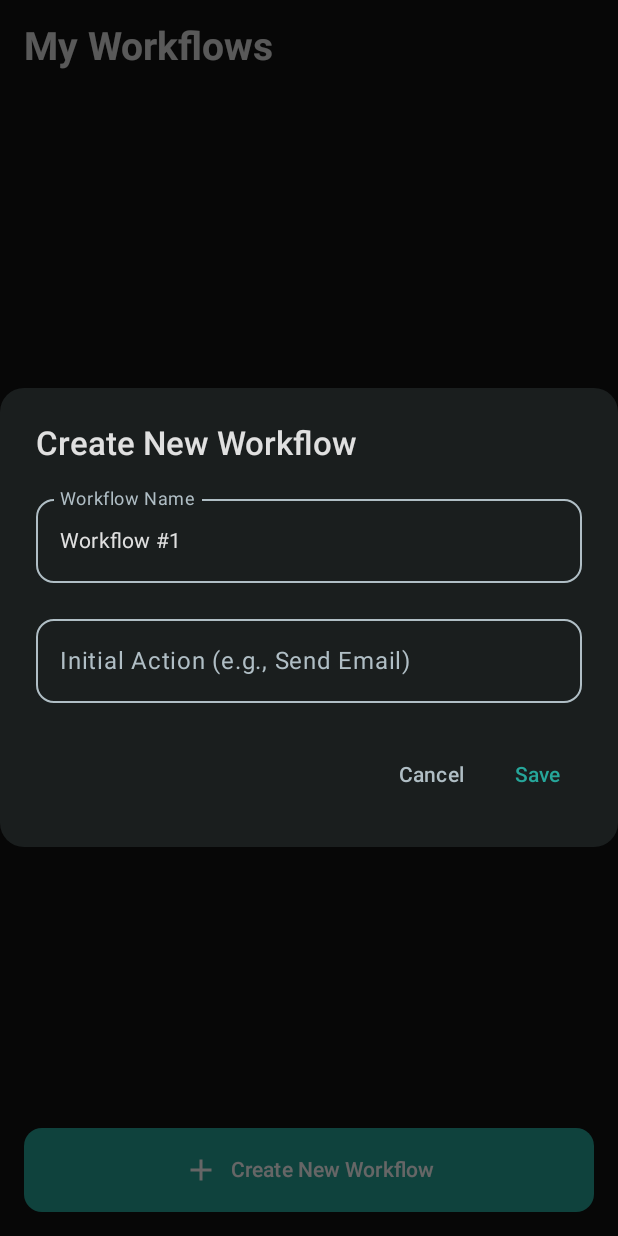
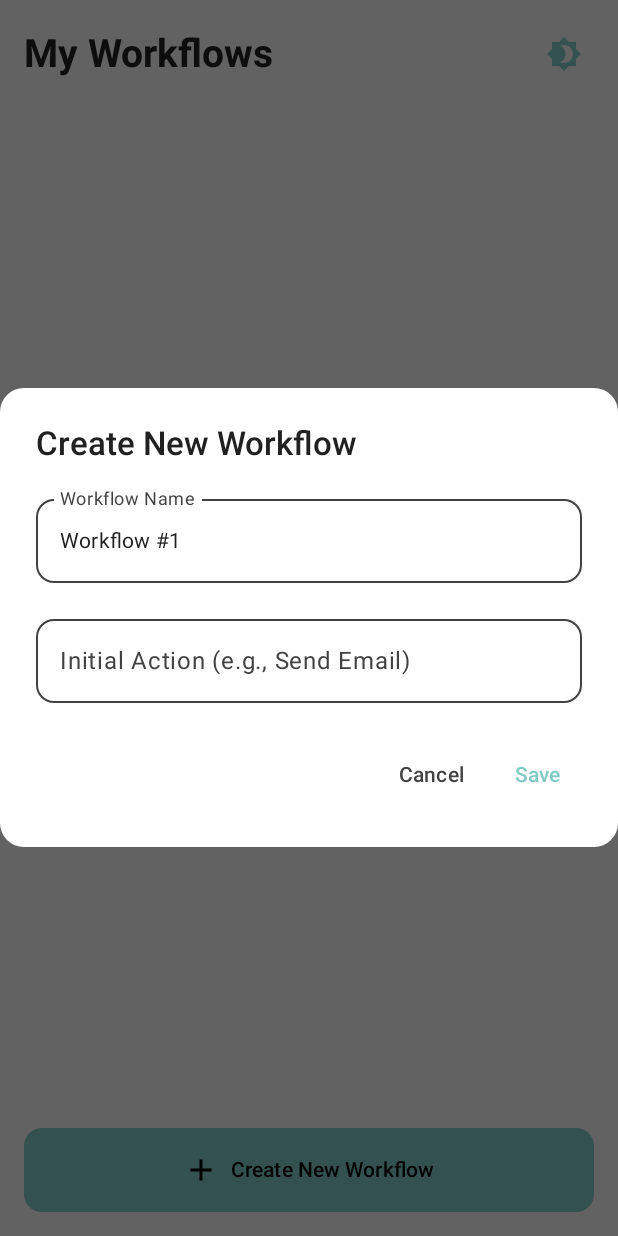
Before and after one commit to SimkiJahara/Workflow, an Android app built with Jetpack Compose: the screen it shows after launch (MainActivity), after a tap on "Create New Workflow", on a phone screen of 412 x 824 dp. Run offline under Robolectric (Android 15) with nearby library versions, the phone set to English and light mode, and no system bars; 1 statement that could not run was skipped; 1 other tap on this screen came first.

Commit message:
toggle theme added

```diff
--- a/app/build.gradle.kts
+++ b/app/build.gradle.kts
@@ -2,7 +2,6 @@ plugins {
     alias(libs.plugins.android.application)
     alias(libs.plugins.kotlin.android)
     alias(libs.plugins.kotlin.compose)
-    // Add the Kotlin serialization plugin
     id("org.jetbrains.kotlin.plugin.serialization") version "1.9.0"
 }
 
@@ -50,14 +49,12 @@ dependencies {
     implementation(libs.androidx.ui.graphics)
     implementation(libs.androidx.ui.tooling.preview)
     implementation(libs.androidx.material3)
-    // Add kotlinx.serialization dependency
     implementation("org.jetbrains.kotlinx:kotlinx-serialization-json:1.6.3")
     implementation("androidx.core:core-ktx:1.13.1")
     implementation("androidx.compose.material3:material3:1.2.1")
     implementation(platform("androidx.compose:compose-bom:2024.10.00"))
-    implementation ("androidx.activity:activity-compose:1.9.0")
-//    implementation ("androidx.compose.material3:material3:1.3.0")
-
+    implementation("androidx.activity:activity-compose:1.9.0")
+    implementation("androidx.compose.material:material-icons-extended:1.6.8")
     testImplementation(libs.junit)
     androidTestImplementation(libs.androidx.junit)
     androidTestImplementation(libs.androidx.espresso.core)
--- a/app/src/main/java/com/simki/workflowapp/MainActivity.kt
+++ b/app/src/main/java/com/simki/workflowapp/MainActivity.kt
@@ -19,6 +19,7 @@ import androidx.compose.material.icons.Icons
 import androidx.compose.material.icons.automirrored.filled.ArrowBack
 import androidx.compose.material.icons.automirrored.filled.ArrowForward
 import androidx.compose.material.icons.filled.Add
+import androidx.compose.material.icons.filled.Brightness4
 import androidx.compose.material.icons.filled.Delete
 import androidx.compose.material.icons.filled.Edit
 import androidx.compose.material3.*
@@ -37,8 +38,6 @@ import androidx.core.content.edit
 import com.simki.workflowapp.ui.theme.*
 import kotlinx.serialization.encodeToString
 import kotlinx.serialization.json.Json
-import androidx.compose.material3.ripple
-import androidx.compose.ui.graphics.Brush
 
 class MainActivity : ComponentActivity() {
     override fun onCreate(savedInstanceState: Bundle?) {
@@ -167,6 +166,7 @@ fun WorkflowHomeScreen(
     var newWorkflowName by remember { mutableStateOf("") }
     var initialAction by remember { mutableStateOf("") }
     var showDeleteSnackbar by remember { mutableStateOf(false) }
+    val themeState = LocalThemeState.current
 
     LaunchedEffect(showDeleteSnackbar) {
         if (showDeleteSnackbar) {
@@ -178,15 +178,37 @@ fun WorkflowHomeScreen(
     Column(
         modifier = modifier
             .fillMaxSize()
-            .background(MaterialTheme.colorScheme.background) // Use solid background
+            .background(MaterialTheme.colorScheme.background)
             .padding(Spacing.medium)
     ) {
-        Text(
-            text = "My Workflows",
-            style = MaterialTheme.typography.headlineMedium,
-            color = MaterialTheme.colorScheme.onBackground,
-            modifier = Modifier.padding(bottom = Spacing.medium)
-        )
+        Row(
+            modifier = Modifier
+                .fillMaxWidth()
+                .padding(bottom = Spacing.medium),
+            horizontalArrangement = Arrangement.SpaceBetween,
+            verticalAlignment = Alignment.CenterVertically
+        ) {
+            Text(
+                text = "My Workflows",
+                style = MaterialTheme.typography.headlineMedium,
+                color = MaterialTheme.colorScheme.onBackground
+            )
+            IconButton(
+                onClick = themeState.toggleTheme,
+                modifier = Modifier
+                    .size(40.dp)
+                    .background(
+                        color = MaterialTheme.colorScheme.surface.copy(alpha = 0.2f),
+                        shape = RoundedCornerShape(8.dp)
+                    )
+            ) {
+                Icon(
+                    imageVector = Icons.Default.Brightness4,
+                    contentDescription = "Toggle Theme",
+                    tint = MaterialTheme.colorScheme.primary
+                )
+            }
+        }
 
         LazyColumn(
             modifier = Modifier.weight(1f),
@@ -290,7 +312,7 @@ fun WorkflowCard(
             .clip(RoundedCornerShape(16.dp))
             .clickable(
                 interactionSource = remember { MutableInteractionSource() },
-                indication = ripple()
+                indication = androidx.compose.material3.ripple()
             ) {
                 isPressed = true
                 onEditClick()
@@ -603,7 +625,7 @@ fun FilledButton(
             .background(MaterialTheme.colorScheme.primary, shape)
             .clickable(
                 interactionSource = remember { MutableInteractionSource() },
-                indication = ripple()
+                indication = androidx.compose.material3.ripple()
             ) {
                 isPressed = true
                 onClick()
--- a/app/src/main/java/com/simki/workflowapp/ui/theme/Theme.kt
+++ b/app/src/main/java/com/simki/workflowapp/ui/theme/Theme.kt
@@ -1,19 +1,21 @@
 package com.simki.workflowapp.ui.theme
 
 import android.app.Activity
-import android.os.Build
+import android.content.Context
 import androidx.compose.foundation.isSystemInDarkTheme
 import androidx.compose.material3.MaterialTheme
 import androidx.compose.material3.darkColorScheme
-import androidx.compose.material3.dynamicDarkColorScheme
-import androidx.compose.material3.dynamicLightColorScheme
 import androidx.compose.material3.lightColorScheme
 import androidx.compose.runtime.Composable
 import androidx.compose.runtime.SideEffect
+import androidx.compose.runtime.compositionLocalOf
+import androidx.compose.runtime.mutableStateOf
+import androidx.compose.runtime.remember
 import androidx.compose.ui.graphics.Color
 import androidx.compose.ui.graphics.toArgb
 import androidx.compose.ui.platform.LocalContext
 import androidx.compose.ui.platform.LocalView
+import androidx.core.content.edit
 import androidx.core.view.WindowCompat
 
 private val DarkColorScheme = darkColorScheme(
@@ -23,9 +25,9 @@ private val DarkColorScheme = darkColorScheme(
     onSecondary = Color.White,
     tertiary = Lemon60,
     onTertiary = Color.Black,
-    background = Color(0xFF121212), // Dark background
+    background = Color(0xFF121212),
     onBackground = Color(0xFFE0E0E0),
-    surface = Color(0xFF1A1E1E), // Darker surface
+    surface = Color(0xFF1A1E1E),
     onSurface = Color(0xFFE0E0E0),
     surfaceVariant = Color(0xFF263238),
     onSurfaceVariant = Color(0xFFB0BEC5),
@@ -50,12 +52,41 @@ private val LightColorScheme = lightColorScheme(
     onError = Color.White
 )
 
+val LocalThemeState = compositionLocalOf<ThemeState> {
+    error("No ThemeState provided")
+}
+
+data class ThemeState(val isDarkTheme: Boolean, val toggleTheme: () -> Unit)
+
+@Composable
+fun ProvideThemeState(
+    isDarkTheme: Boolean,
+    toggleTheme: () -> Unit,
+    content: @Composable () -> Unit
+) {
+    val themeState = ThemeState(isDarkTheme, toggleTheme)
+    androidx.compose.runtime.CompositionLocalProvider(LocalThemeState provides themeState) {
+        content()
+    }
+}
+
 @Composable
 fun WorkflowAppTheme(
-    dynamicColor: Boolean = false, // Disable dynamic color to enforce dark theme
     content: @Composable () -> Unit
 ) {
-    val colorScheme = DarkColorScheme // Always use dark theme
+    val context = LocalContext.current
+    val sharedPreferences = context.getSharedPreferences("WorkflowPrefs", Context.MODE_PRIVATE)
+    val isDarkTheme = remember {
+        mutableStateOf(sharedPreferences.getBoolean("isDarkTheme", true))
+    }
+
+    SideEffect {
+        sharedPreferences.edit {
+            putBoolean("isDarkTheme", isDarkTheme.value)
+        }
+    }
+
+    val colorScheme = if (isDarkTheme.value) DarkColorScheme else LightColorScheme
 
     val view = LocalView.current
     if (!view.isInEditMode) {
@@ -63,14 +94,18 @@ fun WorkflowAppTheme(
             val window = (view.context as Activity).window
             window.statusBarColor = colorScheme.background.toArgb()
             window.navigationBarColor = colorScheme.background.toArgb()
-            WindowCompat.getInsetsController(window, view).isAppearanceLightStatusBars = false
-            WindowCompat.getInsetsController(window, view).isAppearanceLightNavigationBars = false
+            WindowCompat.getInsetsController(window, view).isAppearanceLightStatusBars = !isDarkTheme.value
+            WindowCompat.getInsetsController(window, view).isAppearanceLightNavigationBars = !isDarkTheme.value
         }
     }
 
     MaterialTheme(
         colorScheme = colorScheme,
         typography = ContentStyle,
-        content = content
+        content = {
+            ProvideThemeState(isDarkTheme = isDarkTheme.value, toggleTheme = { isDarkTheme.value = !isDarkTheme.value }) {
+                content()
+            }
+        }
     )
 }
```
